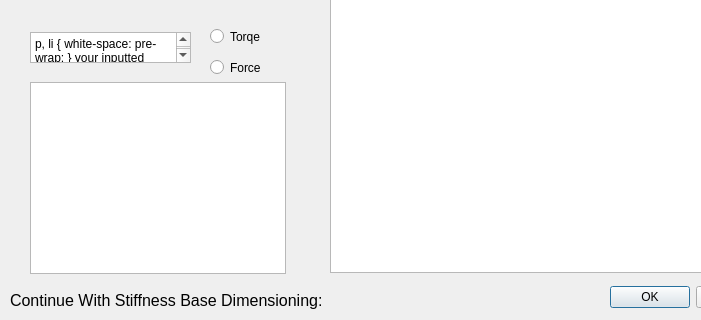
Before: the Qt Designer form gui/ui/result_dialog.ui in AimanHaidar/harmonic-drive-selector, drawn with Qt 5; both pictures show x 0 to 701 and y 148 to 468 of the 794 by 468 pixel window.
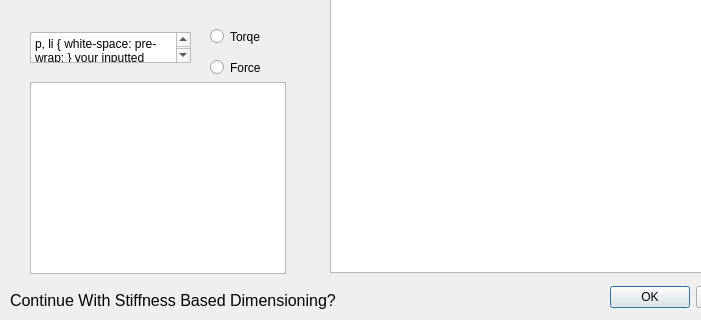
After: the same form once the commit is applied. Icons and pictures are not drawn.

Commit message: edit continue question for step 2

Diff of the .ui file:
```diff
--- a/gui/ui/result_dialog.ui
+++ b/gui/ui/result_dialog.ui
@@ -154,7 +154,7 @@
     </font>
    </property>
    <property name="text">
-    <string>Continue With Stiffness Base Dimensioning:</string>
+    <string>Continue With Stiffness Based Dimensioning?</string>
    </property>
    <property name="alignment">
     <set>Qt::AlignLeading|Qt::AlignLeft|Qt::AlignVCenter</set>
```
The commit also changes 2 other files.
